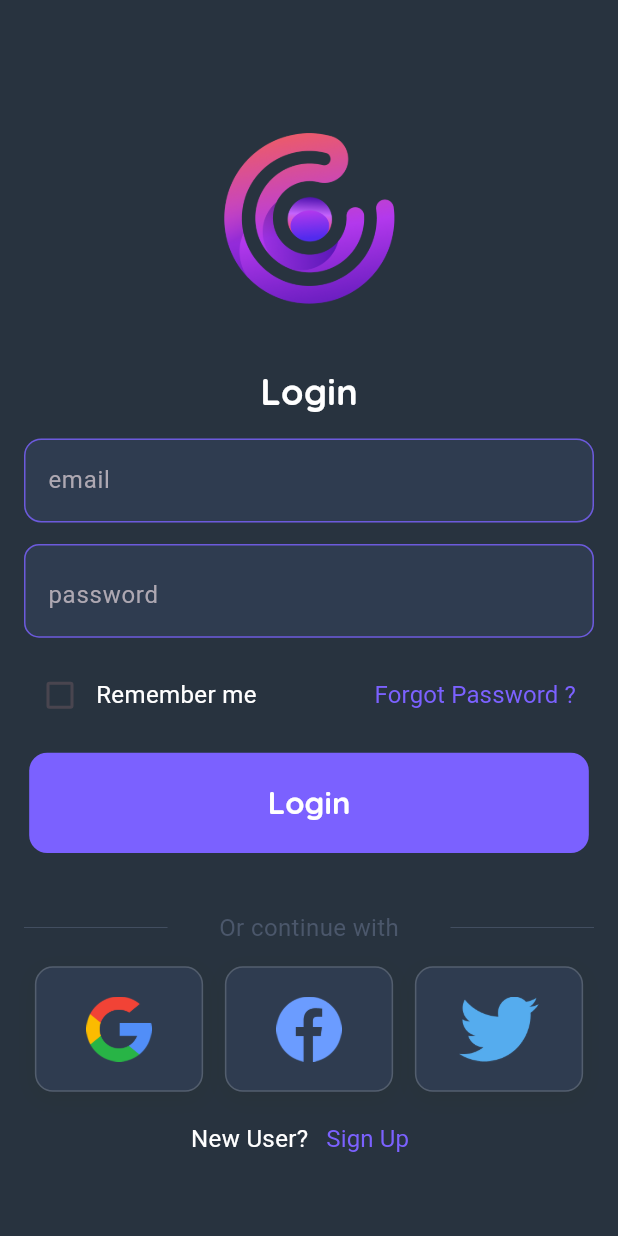
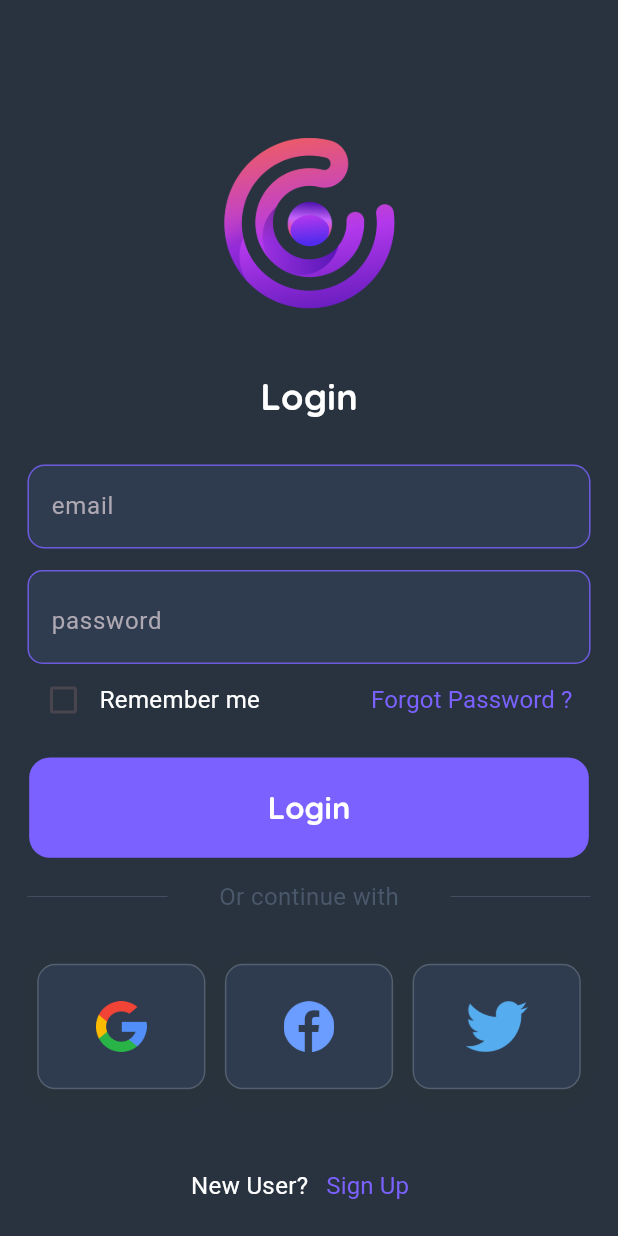
Before and after one commit to AbdoAnany/runner-app, a Flutter app: the screen it shows after launch, on a phone screen of 412 x 824 dp. Run offline on Flutter 3.47's test engine with Material 3 defaults, Android fonts, the phone set to English and light mode, and no system bars; drawn by our look-alikes of toastification; our stand-ins replace bloc, carousel_slider, cloud_firestore, dartz, equatable, firebase_auth and 7 more; accounts and stored records are empty.

Commit message:
auth clean architecture

```diff
--- a/lib/core/helper/function.dart
+++ b/lib/core/helper/function.dart
@@ -12,7 +12,7 @@ class AppFunction {
     if (text.isEmpty) return text;
     return text[0].toUpperCase() + text.substring(1);
   }
-  static String getHistoryCount(state) => NumberFormat('###').format(state);
+  static String getHistoryCount(state) => NumberFormat('###').format(state??0);
   static String getDistance(val) => NumberFormat('###,#').format(val);
   static String getDateDayMonth(String date) => DateFormat('dd MMM').format(DateTime.parse(date));
   static String getDecimal(decimal,) =>  NumberFormat("#,###").format(decimal).toString();
--- a/lib/core/utils/Validators.dart
+++ b/lib/core/utils/Validators.dart
@@ -19,8 +19,8 @@ class Validators {
     return null;
   }
 
-  static String? confirmPassword(String value, String password) {
-    if (value.isEmpty) {
+  static String? confirmPassword(String? value, String password) {
+    if (value!.isEmpty) {
       return 'Please confirm your password';
     }
     if (value != password) {
--- a/lib/features/2_auth/presentation/manager/auth/auth_event.dart
+++ b/lib/features/2_auth/presentation/manager/auth/auth_event.dart
@@ -15,5 +15,7 @@ class SignUpRequested extends AuthEvent {
   SignUpRequested(this.email, this.password, this.role);
 }
 
+class UserIsLogIn extends AuthEvent {}
+class ReloadState extends AuthEvent {}
 class LoadRolesRequested extends AuthEvent {}
 class SignOutRequested extends AuthEvent {}
--- a/lib/features/2_auth/presentation/manager/auth/auth_state.dart
+++ b/lib/features/2_auth/presentation/manager/auth/auth_state.dart
@@ -5,6 +5,7 @@ abstract class AuthState {}
 class AuthInitial extends AuthState {}
 
 class AuthLoading extends AuthState {}
+class SignUpRequestedDone extends AuthState {}
 
 class Authenticated extends AuthState {
   final UserEntity user;
@@ -12,7 +13,11 @@ class Authenticated extends AuthState {
   Authenticated(this.user);
 }
 
-class Unauthenticated extends AuthState {}
+class Unauthenticated extends AuthState {
+  final String? message;
+  Unauthenticated({this.message});
+
+}
 class LoggedOut extends AuthState {}
 
 class AuthError extends AuthState {
--- a/lib/features/2_auth/presentation/pages/login_screen.dart
+++ b/lib/features/2_auth/presentation/pages/login_screen.dart
@@ -5,11 +5,14 @@ import 'package:flutter_bloc/flutter_bloc.dart';
 import 'package:flutter_screenutil/flutter_screenutil.dart';
 import 'package:runner_app/core/const/const.dart';
 import 'package:runner_app/core/helper/extension.dart';
+import 'package:runner_app/core/widgets/main_buttom.dart';
 import 'package:runner_app/features/2_auth/presentation/pages/sign_up_Screen.dart';
 import 'package:shared_preferences/shared_preferences.dart';
+import 'package:toastification/toastification.dart';
 import '../../../../core/style/app_style.dart';
 import '../../../../core/style/color.dart';
 
+import '../../../../core/utils/Validators.dart';
 import '../../../../core/widgets/loading_widget.dart';
 import '../../domain/entities/user_entity.dart';
 
@@ -44,7 +47,8 @@ class _LoginScreenState extends State<LoginScreen> {
       _passwordController.text = prefs.getString('password') ?? '';
       _rememberMe = prefs.getBool('rememberMe') ?? false;
       if (_rememberMe && FirebaseAuth.instance.currentUser != null) {
-        // Navigate to MainScreen
+        AuthBloc.runEvent(UserIsLogIn());
+
       }
     });
   }
@@ -69,37 +73,60 @@ class _LoginScreenState extends State<LoginScreen> {
       body: SingleChildScrollView(
         child: BlocConsumer<AuthBloc, AuthState>(
           listener: (BuildContext context, AuthState state) {
-            if (state is Authenticated) {
-              // Navigate to MainScreen
-            } else if (state is AuthError) {
-              // Show error message
+            if (state is AuthError) {
+              toastification.show(
+                alignment: Alignment.bottomCenter,
+                context: context, // optional if you use ToastificationWrapper
+                title: Text(state.message),showProgressBar: false,
+                type: ToastificationType.error,
+                style: ToastificationStyle.flatColored,
+                autoCloseDuration: const Duration(seconds: 3),
+              );
+            }else if (state is Unauthenticated) {
+              toastification.show(
+                alignment: Alignment.bottomCenter,
+                context: context, // optional if you use ToastificationWrapper
+                title: Text('Unauthenticated'),
+                type: ToastificationType.error,
+                style: ToastificationStyle.flatColored,
+                autoCloseDuration: const Duration(seconds: 3),
+              );
             }
+
           },
           builder: (context, state) {
             if (state is AuthLoading) {
-              return Center(child: LoadingWidget());
+              return LoadingWidget();
             }
 
             return Padding(
-              padding: const EdgeInsets.all(16.0),
+              padding:  EdgeInsets.symmetric(horizontal: 16.0.w,vertical: 16.h),
               child: Column(
                 children: [
-                  SizedBox(height: 12.h),
-                  Image.asset(
+
+                  Padding(
+                    padding:  EdgeInsets.only(top: 12.h,bottom: 32.h),
+                    child: Image.asset(
                       AppImage.logoImage,
                       height: 100.h,
                       width: 100.w,
                     ),
-                  SizedBox(height: 32.h),
+                  ),
+
                   Text(
                     AppConst.login,
                     style: AppStyle.textStyle21WhiteW700,
                   ),
+
                   SizedBox(height: 12.h),
+
+
                   EmailField(controller: _emailController),
-                  SizedBox(height: 12.h),
-                  PasswordField(controller: _passwordController),
-                  SizedBox(height: 12.h),
+                  PasswordField(controller: _passwordController,
+                  validator: (value) => Validators.validatePassword(value??""),
+
+            ),
+
                   Row(
                     children: [
                       Checkbox(
@@ -125,28 +152,23 @@ class _LoginScreenState extends State<LoginScreen> {
                       ),
                     ],
                   ),
+
+
                   Padding(
-                    padding: EdgeInsets.symmetric(vertical: 12.h),
-                    child: MaterialButton(
-                      minWidth: 326.w,
-                      elevation: 0,
-                      color: AppColors.primary,
-                      height: 56.h,
-                      shape: RoundedRectangleBorder(
-                        borderRadius: BorderRadius.circular(12),
-                      ),
-                      child: Text(AppConst.login, style: AppStyle.textStyle18WhiteW700),
+                    padding: EdgeInsets.symmetric(vertical: 12.h,),
+                    child:     MyMaterialButton(
+                        title: AppConst.login,
                         onPressed: () {
                   final email = _emailController.text.trim();
                   final password = _passwordController.text.trim();
                   _saveCredentials();
-                        BlocProvider.of<AuthBloc>(context).add(
-                          SignInRequested(email, password),
-                        );
+                  AuthBloc.runEvent(SignInRequested(email, password));
+
                   },
+                    width: 326.w,
+                  )
                   ),
-                  ),
-                  SizedBox(height: 20.h),
+
                   Row(
                     children: [
                       Expanded(
@@ -169,7 +191,7 @@ class _LoginScreenState extends State<LoginScreen> {
                       ),
                     ],
                   ),
-                  SizedBox(height: 12.h),
+
                   SocialAuthButtons(),
                   Padding(
                     padding: EdgeInsets.symmetric(vertical: 6.0.h),
--- a/lib/features/2_auth/presentation/widgets/email_field.dart
+++ b/lib/features/2_auth/presentation/widgets/email_field.dart
@@ -1,7 +1,9 @@
 import 'package:flutter/material.dart';
+import 'package:flutter_screenutil/flutter_screenutil.dart';
 
 import '../../../../core/style/app_style.dart';
 import '../../../../core/style/color.dart';
+import '../../../../core/utils/Validators.dart';
 
 
 class EmailField extends StatelessWidget {
@@ -11,20 +13,16 @@ class EmailField extends StatelessWidget {
 
   @override
   Widget build(BuildContext context) {
-    return TextFormField(
-      style: TextStyle(color: AppColors.white),
-      controller: controller,
-      decoration: AppStyle.inputDecoration(hintText: 'email'),
-      keyboardType: TextInputType.emailAddress,
-      validator: (value) {
-        if (value == null || value.isEmpty) {
-          return 'Please enter your email';
-        }
-        if (!RegExp(r'^[\w-\.]+@([\w-]+\.)+[\w-]{2,4}$').hasMatch(value)) {
-          return 'Please enter a valid email';
-        }
-        return null;
-      },
+    return Padding(
+      padding:  EdgeInsets.only( top : 12.h),
+      child: TextFormField(
+
+        style: TextStyle(color: AppColors.white),
+        controller: controller,
+        decoration: AppStyle.inputDecoration(hintText: 'email'),
+        keyboardType: TextInputType.emailAddress,
+        validator: (value)=>Validators.validateEmail(value!),
+      ),
     );
   }
 }
--- a/lib/features/2_auth/presentation/widgets/password_field.dart
+++ b/lib/features/2_auth/presentation/widgets/password_field.dart
@@ -1,12 +1,14 @@
 import 'package:flutter/material.dart';
+import 'package:flutter_screenutil/flutter_screenutil.dart';
 import '../../../../core/style/color.dart';
+import '../../../../core/utils/Validators.dart';
 
 
 class PasswordField extends StatefulWidget {
   final TextEditingController controller;
   final String hintText;
-
-  PasswordField({required this.controller, this.hintText = 'password'});
+  String? Function(String?) validator;
+  PasswordField({required this.controller, this.hintText = 'password',required this.validator});
 
   @override
   _PasswordFieldState createState() => _PasswordFieldState();
@@ -23,9 +25,12 @@ class _PasswordFieldState extends State<PasswordField> {
 
   @override
   Widget build(BuildContext context) {
-    return TextFormField(
+    return Padding(
+      padding:  EdgeInsets.only( top : 12.h),
+      child: TextFormField(
         controller: widget.controller,
         style: TextStyle(color: AppColors.white),
+        validator: widget.validator,
         decoration: InputDecoration(
           filled: true,
           hintText: widget.hintText,
@@ -48,15 +53,16 @@ class _PasswordFieldState extends State<PasswordField> {
           ),
         ),
         obscureText: obscureText,
-      validator: (value) {
-        if (value == null || value.isEmpty) {
-          return 'Please enter a password';
-        }
-        if (value.length < 6) {
-          return 'Password must be at least 6 characters long';
-        }
-        return null;
-      },
+        // validator: (value) {
+        //   if (value == null || value.isEmpty) {
+        //     return 'Please enter a password';
+        //   }
+        //   if (value.length < 6) {
+        //     return 'Password must be at least 6 characters long';
+        //   }
+        //   return null;
+        // },
+      ),
     );
   }
 }
--- a/lib/features/2_auth/presentation/widgets/role_dropdown.dart
+++ b/lib/features/2_auth/presentation/widgets/role_dropdown.dart
@@ -1,4 +1,5 @@
 import 'package:flutter/material.dart';
+import 'package:flutter_screenutil/flutter_screenutil.dart';
 import '../../../../core/style/app_style.dart';
 import '../../../../core/style/color.dart';
 
@@ -12,7 +13,9 @@ class RoleDropdown extends StatelessWidget {
 
   @override
   Widget build(BuildContext context) {
-    return DropdownButtonFormField<String>(
+    return Padding(
+      padding:  EdgeInsets.only( top : 12.h,bottom: 20.h),
+      child: DropdownButtonFormField<String>(
         value: selectedRole,
         style: TextStyle(color: AppColors.white),
         decoration: AppStyle.inputDecoration(hintText: 'role'),
@@ -24,6 +27,7 @@ class RoleDropdown extends StatelessWidget {
           );
         }).toList(),
         onChanged: onChanged,
+      ),
     );
   }
 }
--- a/lib/features/2_auth/presentation/widgets/social_auth_buttons.dart
+++ b/lib/features/2_auth/presentation/widgets/social_auth_buttons.dart
@@ -23,7 +23,8 @@ class SocialAuthButtons extends StatelessWidget {
     return Container(
       height: 70.h,
       width: 98.w,
-      padding: EdgeInsets.symmetric(vertical: 16.h, horizontal: 16.w),
+      padding: EdgeInsets.symmetric(vertical: 20.h, horizontal: 16.w),
+      margin: EdgeInsets.symmetric(vertical: 28.h, horizontal: 0.w),
       decoration: BoxDecoration(
         color: AppColors.bgContainerColor,
         border: Border.all(color: AppColors.border1ContainerColor),
--- a/lib/features/4_history/presentation/widgets/statistics_widget.dart
+++ b/lib/features/4_history/presentation/widgets/statistics_widget.dart
@@ -45,9 +45,8 @@ class StatisticsWidget extends StatelessWidget {
 
 
                 AppFunction.getHistoryCount(
-                    state.historyData.fold(0, (accumulator, element) => (accumulator + element.distance).toInt())*10/
-                    state.historyData.fold(0, (accumulator, element) => (accumulator + element.pt).toInt())
-                )
+                  state.historyData.fold(0, (accumulator, element) => (accumulator + element.pt).toInt()
+                ))
 
             } BPM',
             label: 'Heart Beat',
@@ -68,6 +67,7 @@ class StatisticsWidget extends StatelessWidget {
       crossAxisAlignment: CrossAxisAlignment.center,
       children: [
         Icon(icon, color: iconColor ?? AppColors.white),
+        SizedBox(height: 4.h,),
         Text(
           value,
           style: AppStyle.textStyle24GWhiteW800BebasNeue,
```
Also changed, not shown: lib/core/helper/extension.dart (+22 -0 lines), lib/core/widgets/loading_widget.dart (+7 -3 lines), lib/features/2_auth/presentation/manager/auth/auth_bloc.dart (+80 -9 lines), lib/features/2_auth/presentation/pages/sign_up_Screen.dart (+50 -27 lines), lib/features/4_history/data/services/history_service.dart (+5 -10 lines), lib/features/6_profile/presentation/pages/profile_screen.dart (+8 -11 lines), pubspec.yaml (+15 -4 lines), pubspec.lock, 28 other files. Lines whose indentation alone changed are shown as unchanged.
